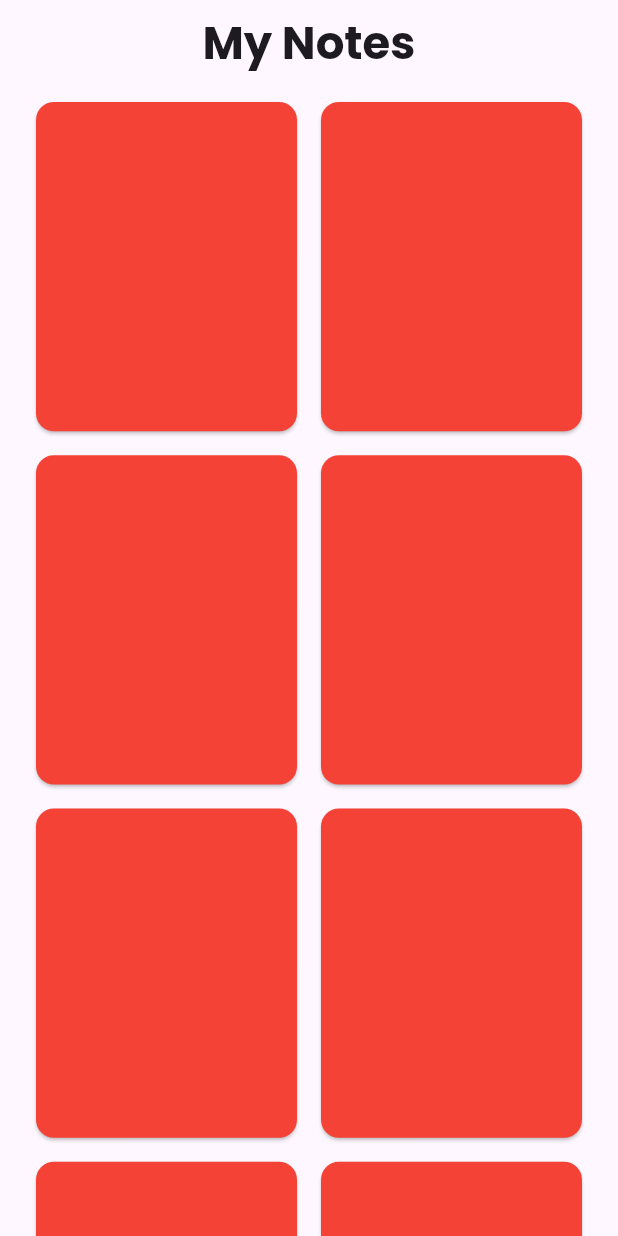
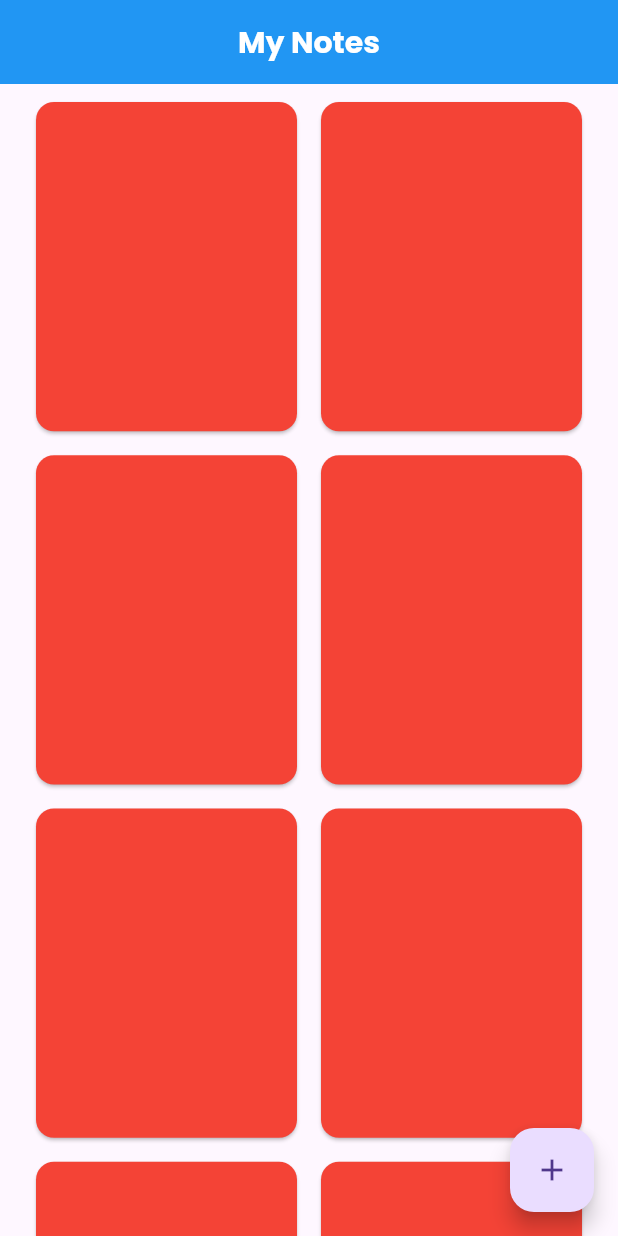
Before and after one commit to Fatah03111995/mynotes, a Flutter app: the screen it shows after launch, on a phone screen of 412 x 824 dp. Run offline on Flutter 3.47's test engine with Material 3 defaults, Android fonts, the phone set to English and light mode, and no system bars; our stand-ins replace google_fonts.

Commit message:
feat (add page) : design ui

```diff
--- a/lib/main.dart
+++ b/lib/main.dart
@@ -1,6 +1,7 @@
 import 'package:flutter/material.dart';
 import 'package:flutter/services.dart';
 import 'package:mynotes/pages/notes_page.dart';
+import 'package:mynotes/themes/textstyles.dart';
 
 void main() {
   runApp(const MainApp());
@@ -11,12 +12,19 @@ class MainApp extends StatelessWidget {
 
   @override
   Widget build(BuildContext context) {
-    SystemChrome.setSystemUIOverlayStyle(
-        const SystemUiOverlayStyle(statusBarColor: Colors.transparent));
-
-    return const MaterialApp(
+    return MaterialApp(
       debugShowCheckedModeBanner: false,
-      home: NotesPage(),
+      theme: ThemeData.light().copyWith(
+        appBarTheme: AppBarTheme(
+          color: Colors.blue,
+          centerTitle: true,
+          titleTextStyle: TextStyles.mBold,
+          titleSpacing: 1.7,
+          systemOverlayStyle:
+              const SystemUiOverlayStyle(statusBarColor: Colors.transparent),
+        ),
+      ),
+      home: const NotesPage(),
     );
   }
 }
--- a/lib/pages/notes_page.dart
+++ b/lib/pages/notes_page.dart
@@ -1,5 +1,5 @@
 import 'package:flutter/material.dart';
-import 'package:mynotes/themes/textstyles.dart';
+import 'package:mynotes/pages/noteadd_page.dart';
 
 class NotesPage extends StatefulWidget {
   const NotesPage({super.key});
@@ -14,9 +14,8 @@ class _NotesPageState extends State<NotesPage> {
     return Scaffold(
       appBar: AppBar(
         centerTitle: true,
-        title: Text(
+        title: const Text(
           'My Notes',
-          style: TextStyles.mlBold,
         ),
       ),
       body: GridView.builder(
@@ -33,6 +32,13 @@ class _NotesPageState extends State<NotesPage> {
               color: Colors.red,
             );
           }),
+      floatingActionButton: FloatingActionButton(
+        onPressed: () {
+          Navigator.push(
+              context, MaterialPageRoute(builder: (context) => NoteAddPage()));
+        },
+        child: const Icon(Icons.add),
+      ),
     );
   }
 }
--- a/lib/themes/textstyles.dart
+++ b/lib/themes/textstyles.dart
@@ -22,4 +22,10 @@ class TextStyles {
   static TextStyle get mlBold => ml.copyWith(fontWeight: FontWeight.bold);
   static TextStyle get lBold => l.copyWith(fontWeight: FontWeight.bold);
   static TextStyle get xlBold => xl.copyWith(fontWeight: FontWeight.bold);
+
+  static TextStyle get formValue => sm;
+  static TextStyle get formHint =>
+      sm.copyWith(color: Colors.grey.withOpacity(0.8));
+  static TextStyle get formError => s.copyWith(color: Colors.red);
+  static TextStyle get formLabel => smBold;
 }
```
Also changed, not shown: lib/components/inputtext.dart (added, +58 -0 lines), lib/pages/noteadd_page.dart (added, +65 -0 lines).
